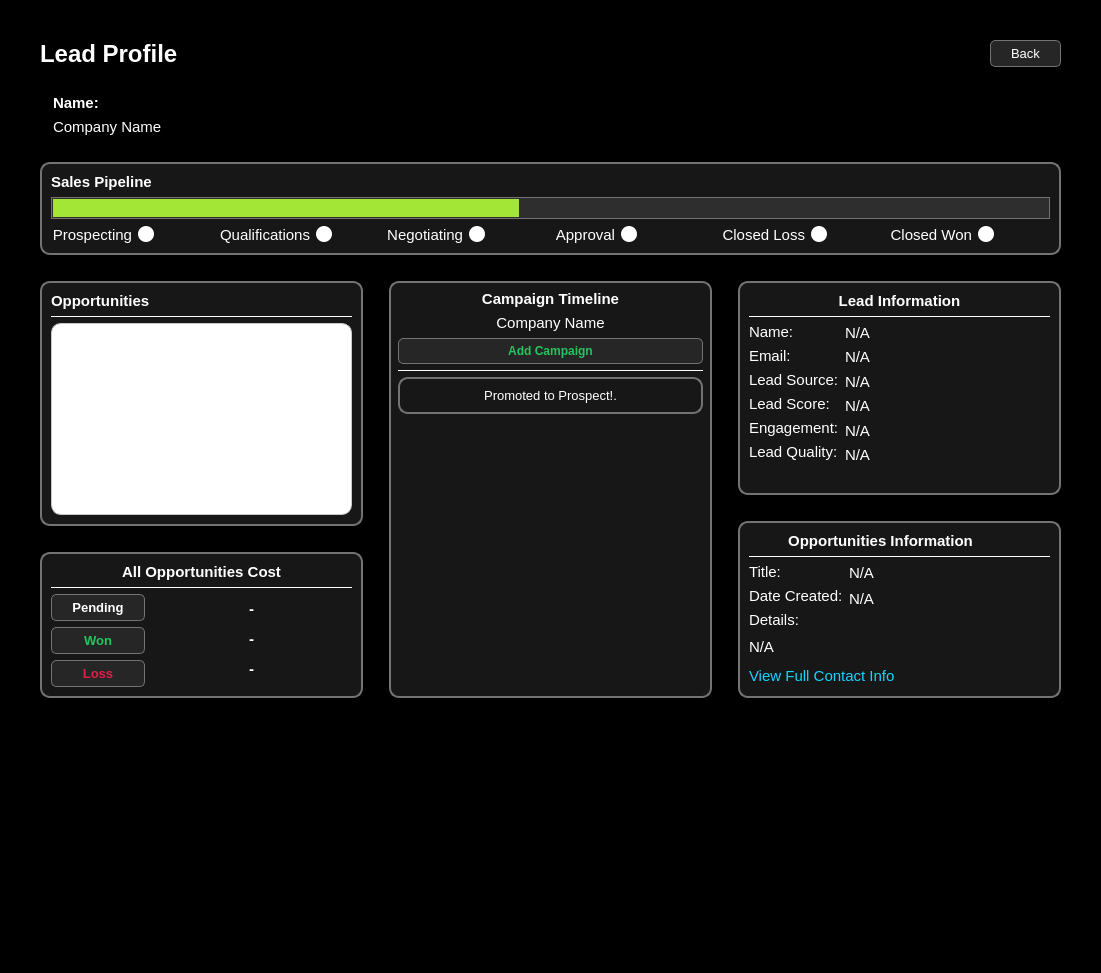
Above: CRM/views/ui/leads_profile.ui from ImGaby123/SalesOptimizer-CRM before the change. Below: the same form after it.
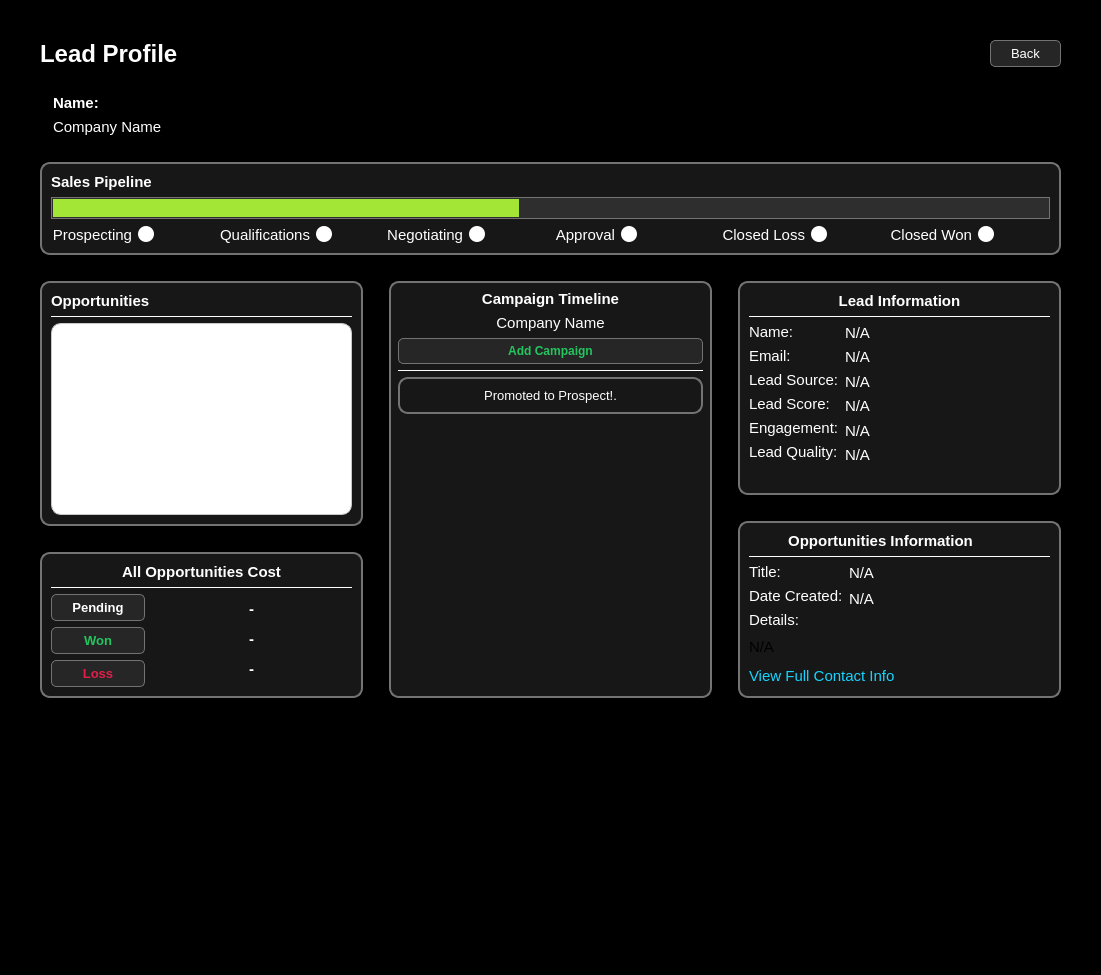
That is the form after the change. Icons and pictures are not drawn.

The edit to the form file:
```diff
--- a/CRM/views/ui/leads_profile.ui
+++ b/CRM/views/ui/leads_profile.ui
@@ -7,7 +7,7 @@
     <x>0</x>
     <y>0</y>
     <width>1101</width>
-    <height>973</height>
+    <height>975</height>
    </rect>
   </property>
   <property name="windowTitle">
@@ -1917,7 +1917,7 @@
                        </property>
                        <property name="styleSheet">
                         <string notr="true">background: transparent;
-color: #fff;
+
 border: none</string>
                        </property>
                        <property name="text">
```
Left out of the diff: 4 changed lines with no effect on the pictures.
